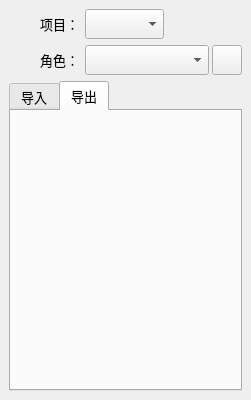
Above: commons/ui/motionLib.ui from lonegather/Barbarian before the change. Below: the same form after it.
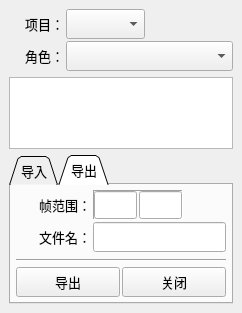
That is the form after the change. The open tabs and pages were chosen to show the change. Icons and pictures are not drawn.

```diff
--- a/commons/ui/motionLib.ui
+++ b/commons/ui/motionLib.ui
@@ -6,16 +6,10 @@
    <rect>
     <x>0</x>
     <y>0</y>
-    <width>251</width>
-    <height>400</height>
+    <width>242</width>
+    <height>313</height>
    </rect>
   </property>
-  <property name="minimumSize">
-   <size>
-    <width>0</width>
-    <height>400</height>
-   </size>
-  </property>
   <property name="font">
    <font>
     <family>微软雅黑</family>
@@ -26,37 +20,21 @@
    <string>动作库</string>
   </property>
   <widget class="QWidget" name="centralwidget">
-   <layout class="QVBoxLayout" name="verticalLayout_2">
+   <layout class="QVBoxLayout" name="verticalLayout_2" stretch="0,0,0">
     <item>
      <layout class="QFormLayout" name="formLayout_2">
-      <item row="0" column="1">
-       <widget class="QComboBox" name="motionLibCBProject">
-        <property name="sizePolicy">
-         <sizepolicy hsizetype="Fixed" vsizetype="Fixed">
-          <horstretch>0</horstretch>
-          <verstretch>0</verstretch>
-         </sizepolicy>
-        </property>
-        <property name="minimumSize">
-         <size>
-          <width>0</width>
-          <height>30</height>
-         </size>
-        </property>
-       </widget>
-      </item>
+      <property name="horizontalSpacing">
+       <number>2</number>
+      </property>
+      <property name="verticalSpacing">
+       <number>2</number>
+      </property>
       <item row="0" column="0">
        <widget class="QLabel" name="Label">
         <property name="minimumSize">
          <size>
-          <width>70</width>
-          <height>0</height>
-         </size>
-        </property>
-        <property name="maximumSize">
-         <size>
-          <width>50</width>
-          <height>16777215</height>
+          <width>55</width>
+          <height>30</height>
          </size>
         </property>
         <property name="font">
@@ -73,17 +51,27 @@
         </property>
        </widget>
       </item>
+      <item row="0" column="1">
+       <widget class="QComboBox" name="motionLibCBProject">
+        <property name="sizePolicy">
+         <sizepolicy hsizetype="Fixed" vsizetype="Fixed">
+          <horstretch>0</horstretch>
+          <verstretch>0</verstretch>
+         </sizepolicy>
+        </property>
+        <property name="minimumSize">
+         <size>
+          <width>0</width>
+          <height>30</height>
+         </size>
+        </property>
+       </widget>
+      </item>
       <item row="1" column="0">
        <widget class="QLabel" name="Label_2">
-        <property name="sizePolicy">
-         <sizepolicy hsizetype="Preferred" vsizetype="Fixed">
-          <horstretch>0</horstretch>
-          <verstretch>0</verstretch>
-         </sizepolicy>
-        </property>
         <property name="minimumSize">
          <size>
-          <width>70</width>
+          <width>55</width>
           <height>30</height>
          </size>
         </property>
@@ -102,65 +90,39 @@
        </widget>
       </item>
       <item row="1" column="1">
-       <layout class="QHBoxLayout" name="horizontalLayout_4">
-        <property name="spacing">
-         <number>3</number>
+       <widget class="QComboBox" name="motionLibCBCharactor">
+        <property name="sizePolicy">
+         <sizepolicy hsizetype="Expanding" vsizetype="Fixed">
+          <horstretch>0</horstretch>
+          <verstretch>0</verstretch>
+         </sizepolicy>
         </property>
-        <item>
-         <widget class="QComboBox" name="motionLibCBCharactor">
-          <property name="sizePolicy">
-           <sizepolicy hsizetype="Expanding" vsizetype="Fixed">
-            <horstretch>0</horstretch>
-            <verstretch>0</verstretch>
-           </sizepolicy>
-          </property>
-          <property name="minimumSize">
-           <size>
-            <width>120</width>
-            <height>30</height>
-           </size>
-          </property>
-         </widget>
-        </item>
-        <item>
-         <widget class="QPushButton" name="motionLibBtnRefresh">
-          <property name="sizePolicy">
-           <sizepolicy hsizetype="Fixed" vsizetype="Fixed">
-            <horstretch>0</horstretch>
-            <verstretch>0</verstretch>
-           </sizepolicy>
-          </property>
-          <property name="minimumSize">
-           <size>
-            <width>30</width>
-            <height>30</height>
-           </size>
-          </property>
-          <property name="maximumSize">
-           <size>
-            <width>30</width>
-            <height>30</height>
-           </size>
-          </property>
-          <property name="text">
-           <string/>
-          </property>
-          <property name="icon">
-           <iconset>
-            <normaloff>../icons/refresh.png</normaloff>../icons/refresh.png</iconset>
-          </property>
-          <property name="iconSize">
-           <size>
-            <width>20</width>
-            <height>20</height>
-           </size>
-          </property>
-         </widget>
-        </item>
-       </layout>
+        <property name="minimumSize">
+         <size>
+          <width>0</width>
+          <height>30</height>
+         </size>
+        </property>
+       </widget>
       </item>
      </layout>
     </item>
+    <item>
+     <widget class="QListWidget" name="motionLibLVImport">
+      <property name="font">
+       <font>
+        <family>微软雅黑</family>
+        <pointsize>10</pointsize>
+       </font>
+      </property>
+      <property name="frameShape">
+       <enum>QFrame::StyledPanel</enum>
+      </property>
+      <property name="autoScrollMargin">
+       <number>17</number>
+      </property>
+     </widget>
+    </item>
     <item>
      <widget class="QTabWidget" name="motionLibTab">
       <property name="font">
@@ -169,37 +131,48 @@
         <pointsize>10</pointsize>
        </font>
       </property>
+      <property name="tabPosition">
+       <enum>QTabWidget::North</enum>
+      </property>
+      <property name="tabShape">
+       <enum>QTabWidget::Triangular</enum>
+      </property>
       <property name="currentIndex">
-       <number>0</number>
+       <number>1</number>
       </property>
       <widget class="QWidget" name="tab">
        <attribute name="title">
         <string>导入</string>
        </attribute>
-       <layout class="QVBoxLayout" name="verticalLayout" stretch="1,0,0,0,0">
-        <item>
-         <widget class="QListWidget" name="motionLibLVImport">
-          <property name="font">
-           <font>
-            <family>微软雅黑</family>
-            <pointsize>10</pointsize>
-           </font>
-          </property>
-          <property name="frameShape">
-           <enum>QFrame::StyledPanel</enum>
-          </property>
-          <property name="autoScrollMargin">
-           <number>17</number>
-          </property>
-         </widget>
-        </item>
+       <layout class="QVBoxLayout" name="verticalLayout" stretch="1,0,0,0">
+        <property name="spacing">
+         <number>5</number>
+        </property>
+        <property name="leftMargin">
+         <number>5</number>
+        </property>
+        <property name="topMargin">
+         <number>5</number>
+        </property>
+        <property name="rightMargin">
+         <number>5</number>
+        </property>
+        <property name="bottomMargin">
+         <number>5</number>
+        </property>
         <item>
          <layout class="QFormLayout" name="formLayout">
+          <property name="horizontalSpacing">
+           <number>2</number>
+          </property>
+          <property name="verticalSpacing">
+           <number>2</number>
+          </property>
           <item row="0" column="0">
            <widget class="QLabel" name="label">
             <property name="minimumSize">
              <size>
-              <width>0</width>
+              <width>45</width>
               <height>30</height>
              </size>
             </property>
@@ -212,6 +185,9 @@
             <property name="text">
              <string>拷贝：</string>
             </property>
+            <property name="alignment">
+             <set>Qt::AlignRight|Qt::AlignTrailing|Qt::AlignVCenter</set>
+            </property>
            </widget>
           </item>
           <item row="0" column="1">
@@ -256,10 +232,10 @@
                </font>
               </property>
               <property name="frameShape">
-               <enum>QFrame::StyledPanel</enum>
+               <enum>QFrame::Panel</enum>
               </property>
               <property name="frameShadow">
-               <enum>QFrame::Plain</enum>
+               <enum>QFrame::Sunken</enum>
               </property>
               <property name="text">
                <string>1</string>
@@ -273,13 +249,6 @@
           </item>
          </layout>
         </item>
-        <item>
-         <widget class="Line" name="line">
-          <property name="orientation">
-           <enum>Qt::Horizontal</enum>
-          </property>
-         </widget>
-        </item>
         <item>
          <widget class="QLabel" name="motionLibLWarning">
           <property name="font">
@@ -293,6 +262,13 @@
           </property>
          </widget>
         </item>
+        <item>
+         <widget class="Line" name="line">
+          <property name="orientation">
+           <enum>Qt::Horizontal</enum>
+          </property>
+         </widget>
+        </item>
         <item>
          <layout class="QHBoxLayout" name="horizontalLayout">
           <property name="spacing">
@@ -347,17 +323,234 @@
        <attribute name="title">
         <string>导出</string>
        </attribute>
-       <widget class="QWidget" name="horizontalLayoutWidget_2">
-        <property name="geometry">
-         <rect>
-          <x>30</x>
-          <y>20</y>
-          <width>160</width>
-          <height>80</height>
-         </rect>
+       <layout class="QVBoxLayout" name="verticalLayout_3">
+        <property name="spacing">
+         <number>5</number>
         </property>
-        <layout class="QHBoxLayout" name="horizontalLayout_2"/>
-       </widget>
+        <property name="leftMargin">
+         <number>5</number>
+        </property>
+        <property name="topMargin">
+         <number>5</number>
+        </property>
+        <property name="rightMargin">
+         <number>5</number>
+        </property>
+        <property name="bottomMargin">
+         <number>5</number>
+        </property>
+        <item>
+         <layout class="QFormLayout" name="formLayout_3">
+          <property name="horizontalSpacing">
+           <number>2</number>
+          </property>
+          <property name="verticalSpacing">
+           <number>2</number>
+          </property>
+          <item row="0" column="0">
+           <widget class="QLabel" name="label_3">
+            <property name="minimumSize">
+             <size>
+              <width>75</width>
+              <height>30</height>
+             </size>
+            </property>
+            <property name="font">
+             <font>
+              <family>微软雅黑</family>
+              <pointsize>10</pointsize>
+             </font>
+            </property>
+            <property name="text">
+             <string>帧范围：</string>
+            </property>
+            <property name="alignment">
+             <set>Qt::AlignRight|Qt::AlignTrailing|Qt::AlignVCenter</set>
+            </property>
+           </widget>
+          </item>
+          <item row="1" column="0">
+           <widget class="QLabel" name="label_5">
+            <property name="minimumSize">
+             <size>
+              <width>75</width>
+              <height>30</height>
+             </size>
+            </property>
+            <property name="font">
+             <font>
+              <family>微软雅黑</family>
+              <pointsize>10</pointsize>
+             </font>
+            </property>
+            <property name="text">
+             <string>文件名：</string>
+            </property>
+            <property name="alignment">
+             <set>Qt::AlignRight|Qt::AlignTrailing|Qt::AlignVCenter</set>
+            </property>
+           </widget>
+          </item>
+          <item row="1" column="1">
+           <widget class="QLineEdit" name="motionLibLEExportFile">
+            <property name="minimumSize">
+             <size>
+              <width>0</width>
+              <height>30</height>
+             </size>
+            </property>
+            <property name="font">
+             <font>
+              <family>微软雅黑</family>
+              <pointsize>10</pointsize>
+             </font>
+            </property>
+           </widget>
+          </item>
+          <item row="0" column="1">
+           <widget class="QFrame" name="frame">
+            <property name="minimumSize">
+             <size>
+              <width>90</width>
+              <height>30</height>
+             </size>
+            </property>
+            <property name="maximumSize">
+             <size>
+              <width>90</width>
+              <height>16777215</height>
+             </size>
+            </property>
+            <property name="frameShape">
+             <enum>QFrame::Panel</enum>
+            </property>
+            <property name="frameShadow">
+             <enum>QFrame::Sunken</enum>
+            </property>
+            <property name="lineWidth">
+             <number>1</number>
+            </property>
+            <layout class="QHBoxLayout" name="horizontalLayout_5">
+             <property name="spacing">
+              <number>2</number>
+             </property>
+             <property name="leftMargin">
+              <number>0</number>
+             </property>
+             <property name="topMargin">
+              <number>0</number>
+             </property>
+             <property name="rightMargin">
+              <number>0</number>
+             </property>
+             <property name="bottomMargin">
+              <number>0</number>
+             </property>
+             <item>
+              <widget class="QLineEdit" name="motionLibLEExportStart">
+               <property name="minimumSize">
+                <size>
+                 <width>0</width>
+                 <height>28</height>
+                </size>
+               </property>
+               <property name="font">
+                <font>
+                 <family>微软雅黑</family>
+                 <pointsize>10</pointsize>
+                </font>
+               </property>
+               <property name="maxLength">
+                <number>4</number>
+               </property>
+               <property name="alignment">
+                <set>Qt::AlignCenter</set>
+               </property>
+              </widget>
+             </item>
+             <item>
+              <widget class="QLineEdit" name="motionLibLEExportEnd">
+               <property name="minimumSize">
+                <size>
+                 <width>0</width>
+                 <height>28</height>
+                </size>
+               </property>
+               <property name="font">
+                <font>
+                 <family>微软雅黑</family>
+                 <pointsize>10</pointsize>
+                </font>
+               </property>
+               <property name="maxLength">
+                <number>4</number>
+               </property>
+               <property name="alignment">
+                <set>Qt::AlignCenter</set>
+               </property>
+              </widget>
+             </item>
+            </layout>
+           </widget>
+          </item>
+         </layout>
+        </item>
+        <item>
+         <widget class="Line" name="line_2">
+          <property name="orientation">
+           <enum>Qt::Horizontal</enum>
+          </property>
+         </widget>
+        </item>
+        <item>
+         <layout class="QHBoxLayout" name="horizontalLayout_2">
+          <property name="spacing">
+           <number>2</number>
+          </property>
+          <item>
+           <widget class="QPushButton" name="pushButton_3">
+            <property name="minimumSize">
+             <size>
+              <width>0</width>
+              <height>30</height>
+             </size>
+            </property>
+            <property name="font">
+             <font>
+              <family>微软雅黑</family>
+              <pointsize>10</pointsize>
+             </font>
+            </property>
+            <property name="text">
+             <string>导出</string>
+            </property>
+            <property name="+command" stdset="0">
+             <string>lambda *args: barbarian.anim.motionLib.AnimRepository.animExport()</string>
+            </property>
+           </widget>
+          </item>
+          <item>
+           <widget class="QPushButton" name="pushButton_2">
+            <property name="minimumSize">
+             <size>
+              <width>0</width>
+              <height>30</height>
+             </size>
+            </property>
+            <property name="font">
+             <font>
+              <family>微软雅黑</family>
+              <pointsize>10</pointsize>
+             </font>
+            </property>
+            <property name="text">
+             <string>关闭</string>
+            </property>
+           </widget>
+          </item>
+         </layout>
+        </item>
+       </layout>
       </widget>
      </widget>
     </item>
```
Left out of the diff: 16 changed lines with no effect on the pictures.
